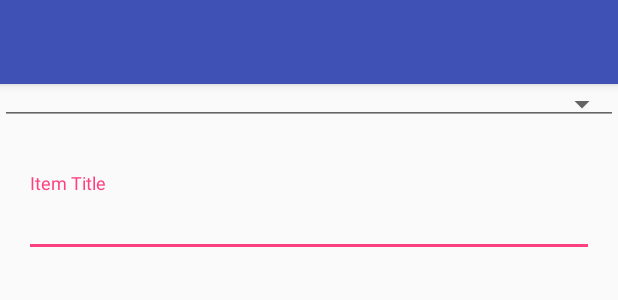
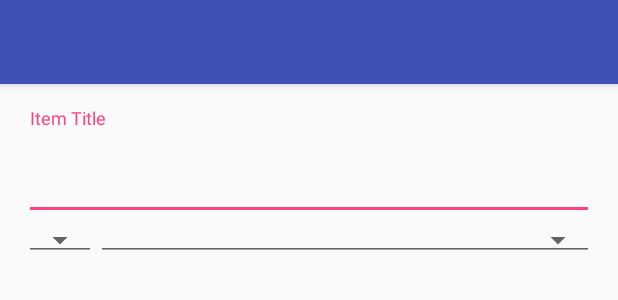
Before and after one commit to higgins-j/WheresMyStuff, an Android app: the layout activity_add_item.xml on its own in the app's theme, with its tools: preview values and no code run, on a phone screen of 412 x 824 dp. Shown: the top 300 px of the screen. Run offline under Robolectric (Android 15) with nearby library versions, the phone set to English and light mode, and no system bars.

Commit message:
rewrote activity_add_item, added category spinner
- made root view a Coordinator layout
- added ConstraintLayout as sub view
    - item title as top input
    - added second spinner for category next to itemType

```diff
--- a/app/src/main/java/edu/gatech/cs2340/wheresmystuff/controller/AddItemActivity.java
+++ b/app/src/main/java/edu/gatech/cs2340/wheresmystuff/controller/AddItemActivity.java
@@ -27,7 +27,8 @@ import edu.gatech.cs2340.wheresmystuff.model.Item;
 public class AddItemActivity extends AppCompatActivity {
 
     private EditText mTitle;
-    private Spinner mSpinner;
+    private Spinner spinnerItemType;
+    private Spinner spinnerCategory;
     private DatabaseReference mDatabase;
 
     @Override
@@ -49,14 +50,19 @@ public class AddItemActivity extends AppCompatActivity {
             actionBar.setHomeAsUpIndicator(R.drawable.ic_clear_white_24dp);
         }
 
-        mSpinner = (Spinner) findViewById(R.id.spinnerItemType);
-
+        spinnerItemType = (Spinner) findViewById(R.id.spinnerItemType);
+        spinnerCategory = (Spinner) findViewById(R.id.spinnerCategory);
 
         ArrayAdapter<Item.Status> accountTypeArrayAdapter = new ArrayAdapter<>(
                 this, android.R.layout.simple_spinner_dropdown_item, Item.Status.values());
         accountTypeArrayAdapter.setDropDownViewResource(android.R.layout.simple_spinner_dropdown_item);
-        mSpinner.setAdapter(accountTypeArrayAdapter);
-        mSpinner.setSelection(1);
+        spinnerItemType.setAdapter(accountTypeArrayAdapter);
+        spinnerItemType.setSelection(1);
+
+        ArrayAdapter<Item.Category> categoryArrayAdapter = new ArrayAdapter<>(
+                this, android.R.layout.simple_spinner_dropdown_item, Item.Category.values());
+        categoryArrayAdapter.setDropDownViewResource(android.R.layout.simple_spinner_dropdown_item);
+        spinnerCategory.setAdapter(categoryArrayAdapter);
     }
 
     @Override
@@ -111,9 +117,10 @@ public class AddItemActivity extends AppCompatActivity {
             focusView.requestFocus();
             return false;
         } else {
-            Item.Status itemStatus = (Item.Status) mSpinner.getSelectedItem();
+            Item.Category itemCategory = (Item.Category) spinnerCategory.getSelectedItem();
+            Item.Status itemStatus = (Item.Status) spinnerItemType.getSelectedItem();
 
-            Item item = new Item(title, "",Item.Category.TOY, itemStatus, FirebaseAuth.getInstance().getCurrentUser().getUid(), 0, new LatLng(0, 0));
+            Item item = new Item(title, "", itemCategory, itemStatus, FirebaseAuth.getInstance().getCurrentUser().getUid(), 0, new LatLng(0, 0));
 
             String key = mDatabase.child("items").push().getKey();
 
--- a/app/src/main/res/layout/activity_add_item.xml
+++ b/app/src/main/res/layout/activity_add_item.xml
@@ -1,17 +1,18 @@
 <?xml version="1.0" encoding="utf-8"?>
-<LinearLayout xmlns:android="http://schemas.android.com/apk/res/android"
+<android.support.design.widget.CoordinatorLayout xmlns:android="http://schemas.android.com/apk/res/android"
     xmlns:app="http://schemas.android.com/apk/res-auto"
     xmlns:tools="http://schemas.android.com/tools"
     android:layout_width="match_parent"
     android:layout_height="match_parent"
-    android:orientation="vertical"
-    tools:context="edu.gatech.cs2340.wheresmystuff.controller.AddItemActivity">
-
+    android:orientation="vertical">
 
     <android.support.design.widget.AppBarLayout
+        android:id="@+id/addItemAppBar"
         android:layout_width="match_parent"
         android:layout_height="wrap_content"
-        android:theme="@style/AppTheme.AppBarOverlay">
+        android:theme="@style/AppTheme.AppBarOverlay"
+        app:layout_constraintLeft_toLeftOf="parent"
+        app:layout_constraintRight_toRightOf="parent">
 
         <android.support.v7.widget.Toolbar
             android:id="@+id/toolbar"
@@ -22,37 +23,49 @@
 
     </android.support.design.widget.AppBarLayout>
 
-
-    <Spinner
-        android:id="@+id/spinnerItemType"
-        style="@style/Widget.AppCompat.Spinner.Underlined"
-        android:layout_width="match_parent"
-        android:layout_height="wrap_content"
-        android:layout_marginBottom="16dp" />
-
-    <LinearLayout
+    <android.support.constraint.ConstraintLayout
         android:layout_width="match_parent"
         android:layout_height="match_parent"
-        android:orientation="vertical"
-        android:paddingBottom="@dimen/activity_vertical_margin"
-        android:paddingLeft="@dimen/activity_horizontal_margin"
-        android:paddingRight="@dimen/activity_horizontal_margin"
-        android:paddingTop="@dimen/activity_vertical_margin">
+        android:paddingEnd="16dp"
+        android:paddingStart="16dp"
+        app:layout_behavior="@string/appbar_scrolling_view_behavior"
+        tools:context="edu.gatech.cs2340.wheresmystuff.controller.AddItemActivity">
 
         <android.support.design.widget.TextInputLayout
-            android:layout_width="match_parent"
-            android:layout_height="wrap_content">
+            android:id="@+id/text_layout"
+            android:layout_width="0dp"
+            android:layout_height="wrap_content"
+            android:paddingTop="16dp"
+            app:layout_constraintLeft_toLeftOf="parent"
+            app:layout_constraintRight_toRightOf="parent"
+            app:layout_constraintTop_toTopOf="parent">
 
             <EditText
                 android:id="@+id/text_item_title"
                 android:layout_width="match_parent"
                 android:layout_height="wrap_content"
-                android:hint="Item Title" />
+                android:hint="Item Title"
+                android:textSize="32sp" />
 
         </android.support.design.widget.TextInputLayout>
 
+        <Spinner
+            android:id="@+id/spinnerCategory"
+            style="@style/Widget.AppCompat.Spinner.Underlined"
+            android:layout_width="0dp"
+            android:layout_height="wrap_content"
+            app:layout_constraintLeft_toLeftOf="parent"
+            app:layout_constraintTop_toBottomOf="@id/text_layout" />
 
-    </LinearLayout>
+        <Spinner
+            android:id="@+id/spinnerItemType"
+            style="@style/Widget.AppCompat.Spinner.Underlined"
+            android:layout_width="0dp"
+            android:layout_height="wrap_content"
+            app:layout_constraintLeft_toRightOf="@id/spinnerCategory"
+            app:layout_constraintRight_toRightOf="parent"
+            app:layout_constraintTop_toBottomOf="@id/text_layout" />
 
+    </android.support.constraint.ConstraintLayout>
 
-</LinearLayout>
+</android.support.design.widget.CoordinatorLayout>
```
